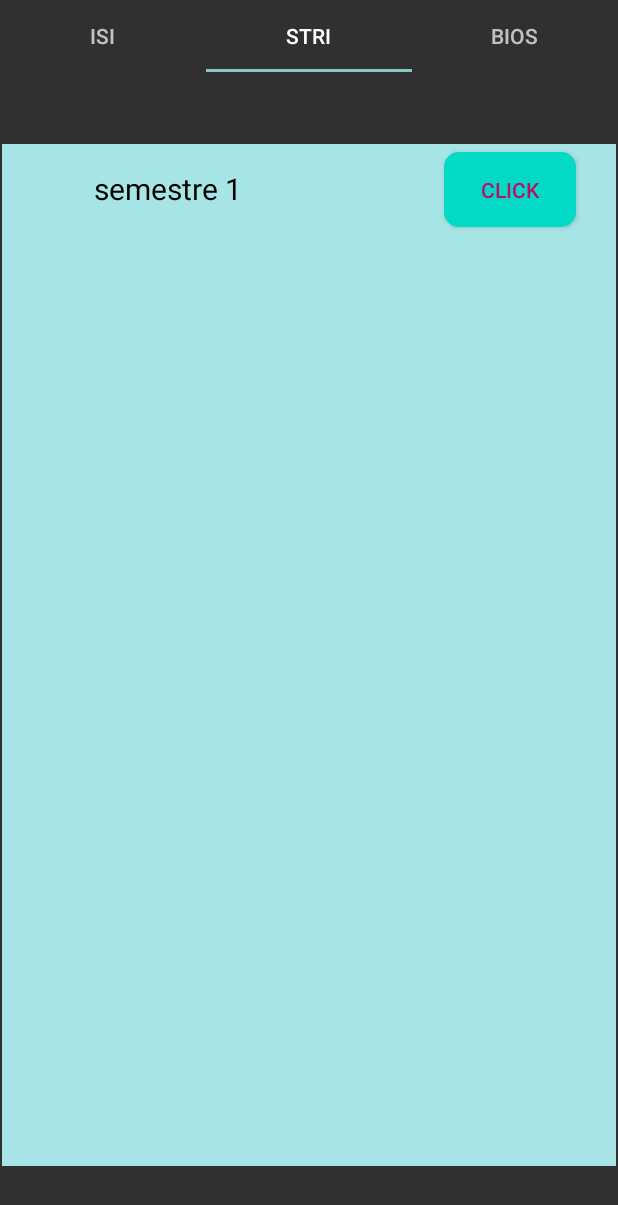
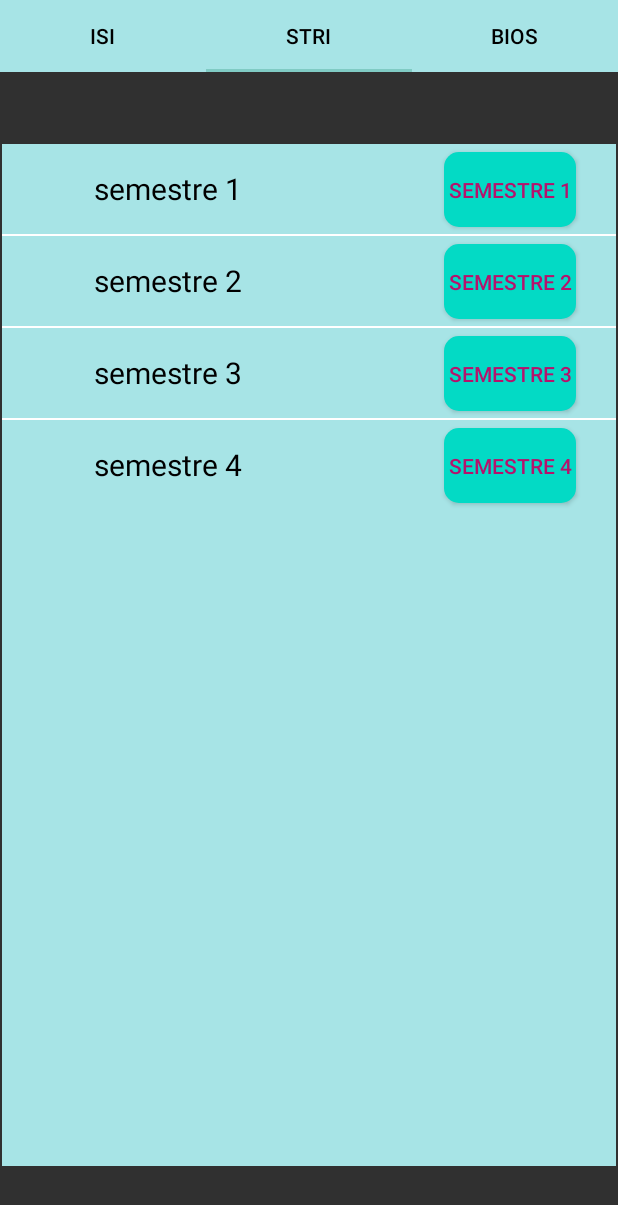
Before and after one commit to Bbirrikhadija/app_fpbm, an Android app: the screen it shows after launch (MainActivity), tab 2 chosen, on a phone screen of 412 x 824 dp. Shown: the top 1205 px of the screen. Run offline under Robolectric (Android 15) with nearby library versions, the phone set to English and light mode, and no system bars; our stand-ins replace Firebase (no records; nobody signed in at launch, a user with empty details on screens opened directly); 3 statements that could not run were skipped.

Commit message:
activity_main.xml

```diff
--- /dev/null
+++ b/app/src/main/java/com/example/testapp/BiosAdapter.java
@@ -0,0 +1,107 @@
+package com.example.testapp;
+
+import android.app.AlertDialog;
+import android.content.Context;
+import android.content.DialogInterface;
+import android.content.Intent;
+import android.net.Uri;
+import android.view.LayoutInflater;
+import android.view.View;
+import android.view.ViewGroup;
+import android.widget.ArrayAdapter;
+import android.widget.Button;
+import android.widget.TextView;
+import android.widget.Toast;
+
+import androidx.annotation.NonNull;
+
+import com.google.firebase.database.DataSnapshot;
+import com.google.firebase.database.DatabaseError;
+import com.google.firebase.database.DatabaseReference;
+import com.google.firebase.database.FirebaseDatabase;
+import com.google.firebase.database.ValueEventListener;
+
+import java.util.ArrayList;
+
+public class BiosAdapter extends ArrayAdapter<String> {
+
+    DatabaseReference database;
+    String message;
+
+    //This is the constructor for MyAdapter: You can edit its second parameter a/c to your requirements
+//I used Array List of strings
+    public BiosAdapter(Context context, ArrayList<String> records){
+        super(context, 0, records);
+
+    }
+
+    @Override
+//Important method: You can write your own code in this function
+//You can set your textview/ button methods
+    public View getView(int position, View convertView, ViewGroup parent){
+        //Get the data item for this position
+        String item = getItem(position);
+        //Check if an existing view is being reused, otherwise inflate the view
+        if(convertView == null){
+            convertView = LayoutInflater.from(getContext()).inflate(R.layout.layout, parent, false);
+        }
+
+
+        Button list_but=(Button)convertView.findViewById(R.id.btn_1);
+        TextView textView = convertView.findViewById(R.id.textView);
+
+
+        textView.setText(item);
+        list_but.setText(item);
+        list_but.setOnClickListener(new View.OnClickListener(){
+            @Override
+            public void onClick(View v){
+
+                database= FirebaseDatabase.getInstance().getReference().child("emploi").child("bios").child(item);
+                database.addListenerForSingleValueEvent(new ValueEventListener() {
+                    @Override
+                    public void onDataChange(@NonNull DataSnapshot dataSnapshot) {
+                        // getting a DataSnapshot for the location at the specified
+                        // relative path and getting in the link variable
+                        message = dataSnapshot.getValue(String.class);
+                        Toast.makeText(getContext(), message, Toast.LENGTH_SHORT).show();
+                    }
+
+                    // this will called when any problem
+// occurs in getting data
+                    @Override
+                    public void onCancelled(@NonNull DatabaseError databaseError) {
+                        // we are showing that error message in toast
+                        Toast.makeText(getContext(), "Error Loading Pdf", Toast.LENGTH_SHORT).show();
+                    }
+                });
+                CharSequence options[] = new CharSequence[]{
+                        "Download",
+                        "View",
+                        "Cancel"
+                };
+                AlertDialog.Builder builder = new AlertDialog.Builder(v.getContext());
+                builder.setTitle("Choose One");
+                builder.setItems(options, new DialogInterface.OnClickListener() {
+                    @Override
+                    public void onClick(DialogInterface dialog, int which) {
+                        // we will be downloading the pdf
+                        if (which == 0) {
+                            Intent intent = new Intent(Intent.ACTION_VIEW, Uri.parse(message));
+                            getContext().startActivity(intent);
+                        }
+                        // We will view the pdf
+                        if (which == 1) {
+                            Intent intent = new Intent(v.getContext(), ViewpdfActivity.class);
+                            intent.putExtra("url", message);
+                            getContext().startActivity(intent);
+                        }
+                    }
+                });
+                builder.show();
+            }
+
+        });
+        return convertView;
+    }
+}
--- a/app/src/main/java/com/example/testapp/EmploiAdapter.java
+++ /dev/null
@@ -1,146 +0,0 @@
-package com.example.testapp;
-
-import android.app.AlertDialog;
-import android.content.Context;
-import android.content.DialogInterface;
-import android.content.Intent;
-import android.net.Uri;
-import android.util.Log;
-import android.view.LayoutInflater;
-import android.view.View;
-import android.view.ViewGroup;
-import android.widget.Button;
-import android.widget.TextView;
-import android.widget.Toast;
-
-import androidx.annotation.NonNull;
-import androidx.recyclerview.widget.RecyclerView;
-
-import com.google.firebase.database.DataSnapshot;
-import com.google.firebase.database.DatabaseError;
-import com.google.firebase.database.DatabaseReference;
-import com.google.firebase.database.FirebaseDatabase;
-import com.google.firebase.database.ValueEventListener;
-
-import java.util.ArrayList;
-import java.util.List;
-
-
-public class EmploiAdapter extends RecyclerView.Adapter<EmploiAdapter.ViewHolder> {
-
-    DatabaseReference database;
-    String message;
-    Context context;
-    private ArrayList<String> mData;
-    private LayoutInflater mInflater;
-    private ItemClickListener mClickListener;
-
-    // data is passed into the constructor
-    public EmploiAdapter(Context context, ArrayList<String> mData) {
-        this.context = context;
-        this.mData = mData;
-    }
-
-    // inflates the row layout from xml when needed
-    @Override
-    public ViewHolder onCreateViewHolder(ViewGroup parent, int viewType) {
-        View view = LayoutInflater.from(context).inflate(R.layout.strilayout, parent, false);
-        return new ViewHolder(view);
-    }
-
-    // binds the data to the TextView in each row
-    @Override
-    public void onBindViewHolder(ViewHolder holder, int position) {
-        String emploi = mData.get(position);
-        holder.myTextView.setText(emploi);
-    }
-    // total number of rows
-    @Override
-    public int getItemCount() {
-        return mData.size();
-    }
-
-
-    // stores and recycles views as they are scrolled off screen
-    public class ViewHolder extends RecyclerView.ViewHolder  {
-        TextView myTextView;
-        Button button;
-        ViewHolder(View itemView) {
-            super(itemView);
-            myTextView = itemView.findViewById(R.id.textView);
-            button=itemView.findViewById(R.id.btn_2);
-
-
-            button.setOnClickListener(new View.OnClickListener() {
-                @Override
-                public void onClick(final View v) {
-                    CharSequence options[] = new CharSequence[]{
-                            "Download",
-                            "View",
-                            "Cancel"
-                    };
-                    AlertDialog.Builder builder = new AlertDialog.Builder(v.getContext());
-                    builder.setTitle("Choose One");
-                    builder.setItems(options, new DialogInterface.OnClickListener() {
-                        @Override
-                        public void onClick(DialogInterface dialog, int which) {
-                            // we will be downloading the pdf
-                            database= FirebaseDatabase.getInstance().getReference().child("emploi").child("stri").child("semestre 1");
-                            database.addListenerForSingleValueEvent(new ValueEventListener() {
-                                @Override
-                                public void onDataChange(@NonNull DataSnapshot dataSnapshot) {
-                                    // getting a DataSnapshot for the location at the specified
-                                    // relative path and getting in the link variable
-                                    message = dataSnapshot.getValue(String.class);
-                                    Toast.makeText(itemView.getContext(), message, Toast.LENGTH_SHORT).show();
-                                }
-
-                                // this will called when any problem
-                                // occurs in getting data
-                                @Override
-                                public void onCancelled(@NonNull DatabaseError databaseError) {
-                                    // we are showing that error message in toast
-                                    Toast.makeText(itemView.getContext(), "Error Loading Pdf", Toast.LENGTH_SHORT).show();
-                                }
-                            });
-
-                            if (which == 0) {
-                                Intent intent = new Intent(Intent.ACTION_VIEW, Uri.parse(message));
-                                itemView.getContext().startActivity(intent);
-                            }
-                            // We will view the pdf
-                            if (which == 1) {
-                                Intent intent = new Intent(v.getContext(), ViewpdfActivity.class);
-                                intent.putExtra("url", message);
-                                itemView.getContext().startActivity(intent);
-                            }
-                        }
-                    });
-                    builder.show();
-                }
-            });
-
-        }
-        public void setDetail(Emploi e){
-            myTextView.setText(e.getNom());
-        }
-
-
-    }
-
-    // convenience method for getting data at click position
-    /*Emploi getItem(int id) {
-        return mData.get(id);
-    }
-
-     */
-    // allows clicks events to be caught
-    void setClickListener(ItemClickListener itemClickListener) {
-        this.mClickListener = itemClickListener;
-    }
-
-    // parent activity will implement this method to respond to click events
-    public interface ItemClickListener {
-        void onItemClick(View view, int position);
-    }
-}
--- /dev/null
+++ b/app/src/main/java/com/example/testapp/StriAdapter.java
@@ -0,0 +1,107 @@
+package com.example.testapp;
+
+import android.app.AlertDialog;
+import android.content.Context;
+import android.content.DialogInterface;
+import android.content.Intent;
+import android.net.Uri;
+import android.view.LayoutInflater;
+import android.view.View;
+import android.view.ViewGroup;
+import android.widget.ArrayAdapter;
+import android.widget.Button;
+import android.widget.TextView;
+import android.widget.Toast;
+
+import androidx.annotation.NonNull;
+
+import com.google.firebase.database.DataSnapshot;
+import com.google.firebase.database.DatabaseError;
+import com.google.firebase.database.DatabaseReference;
+import com.google.firebase.database.FirebaseDatabase;
+import com.google.firebase.database.ValueEventListener;
+
+import java.util.ArrayList;
+
+public class StriAdapter extends ArrayAdapter<String> {
+
+        DatabaseReference database;
+        String message;
+
+//This is the constructor for MyAdapter: You can edit its second parameter a/c to your requirements
+//I used Array List of strings
+public StriAdapter(Context context, ArrayList<String> records){
+        super(context, 0, records);
+
+        }
+
+@Override
+//Important method: You can write your own code in this function
+//You can set your textview/ button methods
+public View getView(int position, View convertView, ViewGroup parent){
+        //Get the data item for this position
+        String item = getItem(position);
+        //Check if an existing view is being reused, otherwise inflate the view
+        if(convertView == null){
+        convertView = LayoutInflater.from(getContext()).inflate(R.layout.layout, parent, false);
+        }
+
+
+        Button list_but=(Button)convertView.findViewById(R.id.btn_1);
+        TextView textView = convertView.findViewById(R.id.textView);
+
+
+        textView.setText(item);
+        list_but.setText(item);
+        list_but.setOnClickListener(new View.OnClickListener(){
+@Override
+public void onClick(View v){
+
+        database= FirebaseDatabase.getInstance().getReference().child("emploi").child("stri").child(item);
+        database.addListenerForSingleValueEvent(new ValueEventListener() {
+@Override
+public void onDataChange(@NonNull DataSnapshot dataSnapshot) {
+        // getting a DataSnapshot for the location at the specified
+        // relative path and getting in the link variable
+        message = dataSnapshot.getValue(String.class);
+        Toast.makeText(getContext(), message, Toast.LENGTH_SHORT).show();
+        }
+
+// this will called when any problem
+// occurs in getting data
+@Override
+public void onCancelled(@NonNull DatabaseError databaseError) {
+        // we are showing that error message in toast
+        Toast.makeText(getContext(), "Error Loading Pdf", Toast.LENGTH_SHORT).show();
+        }
+        });
+        CharSequence options[] = new CharSequence[]{
+        "Download",
+        "View",
+        "Cancel"
+        };
+        AlertDialog.Builder builder = new AlertDialog.Builder(v.getContext());
+        builder.setTitle("Choose One");
+        builder.setItems(options, new DialogInterface.OnClickListener() {
+@Override
+public void onClick(DialogInterface dialog, int which) {
+        // we will be downloading the pdf
+        if (which == 0) {
+        Intent intent = new Intent(Intent.ACTION_VIEW, Uri.parse(message));
+        getContext().startActivity(intent);
+        }
+        // We will view the pdf
+        if (which == 1) {
+        Intent intent = new Intent(v.getContext(), ViewpdfActivity.class);
+        intent.putExtra("url", message);
+        getContext().startActivity(intent);
+        }
+        }
+        });
+        builder.show();
+        }
+
+        });
+        return convertView;
+        }
+        }
--- a/app/src/main/java/com/example/testapp/bios.java
+++ b/app/src/main/java/com/example/testapp/bios.java
@@ -2,63 +2,87 @@ package com.example.testapp;
 
 import android.os.Bundle;
 
+import androidx.annotation.NonNull;
 import androidx.fragment.app.Fragment;
 
+import android.util.Log;
 import android.view.LayoutInflater;
 import android.view.View;
 import android.view.ViewGroup;
+import android.widget.Button;
+import android.widget.ListView;
+import android.widget.Toast;
 
-/**
- * A simple {@link Fragment} subclass.
- * Use the {@link bios#newInstance} factory method to
- * create an instance of this fragment.
- */
+import com.google.firebase.database.DataSnapshot;
+import com.google.firebase.database.DatabaseError;
+import com.google.firebase.database.DatabaseReference;
+import com.google.firebase.database.FirebaseDatabase;
+import com.google.firebase.database.ValueEventListener;
+
+import java.util.ArrayList;
+
+
 public class bios extends Fragment {
+    DatabaseReference database;
+    String message;
+    ListView simpleList;
+    Button callbtn;
+    String List[] = {"semestre 1", "semestre 2", "semestre 3", "semestre 4"};
 
-    // TODO: Rename parameter arguments, choose names that match
-    // the fragment initialization parameters, e.g. ARG_ITEM_NUMBER
-    private static final String ARG_PARAM1 = "param1";
-    private static final String ARG_PARAM2 = "param2";
-
-    // TODO: Rename and change types of parameters
-    private String mParam1;
-    private String mParam2;
-
-    public bios() {
-        // Required empty public constructor
-    }
-
-    /**
-     * Use this factory method to create a new instance of
-     * this fragment using the provided parameters.
-     *
-     * @param param1 Parameter 1.
-     * @param param2 Parameter 2.
-     * @return A new instance of fragment bios.
-     */
-    // TODO: Rename and change types and number of parameters
-    public static bios newInstance(String param1, String param2) {
-        bios fragment = new bios();
-        Bundle args = new Bundle();
-        args.putString(ARG_PARAM1, param1);
-        args.putString(ARG_PARAM2, param2);
-        fragment.setArguments(args);
-        return fragment;
-    }
-
-    @Override
-    public void onCreate(Bundle savedInstanceState) {
-        super.onCreate(savedInstanceState);
-        if (getArguments() != null) {
-            mParam1 = getArguments().getString(ARG_PARAM1);
-            mParam2 = getArguments().getString(ARG_PARAM2);
-        }
-    }
 
     @Override
     public View onCreateView(LayoutInflater inflater, ViewGroup container,
                              Bundle savedInstanceState) {
+        View view;
+        view = inflater.inflate(R.layout.fragment_isi, container, false);
         // Inflate the layout for this fragment
-        return inflater.inflate(R.layout.fragment_bios, container, false);
+        simpleList = (ListView) view.findViewById(R.id.simpleListView);
+        //callbtn= (Button) view.findViewById(R.id.btn_1);
+
+
+        ArrayList<String> myData = new ArrayList<String>();
+
+        myData.add("semestre 1");
+        myData.add("semestre 2");
+        myData.add("semestre 3");
+        myData.add("semestre 4");
+
+        String test = "https://firebasestorage.googleapis.com/v0/b/miniprojet-66ea3.appspot.com/o/EDT_ISI-S1_17-01-2022%20vf.pdf?alt=media&token=9399a94a-1884-459a-b5d5-669e3f75dd7c";
+
+        BiosAdapter adapter = new BiosAdapter(getContext(), myData);
+        simpleList.setAdapter(adapter);
+
+        // ArrayAdapter<String> arrayAdapter = new ArrayAdapter<String>(getContext(), R.layout.layout,R.id.textView ,List);
+        //simpleList.setAdapter(arrayAdapter);
+
+        database=FirebaseDatabase.getInstance().getReference().child("pdf");
+        database.addListenerForSingleValueEvent(new ValueEventListener() {
+            @Override
+            public void onDataChange(@NonNull DataSnapshot dataSnapshot) {
+                // getting a DataSnapshot for the location at the specified
+                // relative path and getting in the link variable
+                message = dataSnapshot.getValue(String.class);
+                Log.d("ibt", message);
+                Toast.makeText(getActivity(), message, Toast.LENGTH_SHORT).show();
+            }
+
+            // this will called when any problem
+            // occurs in getting data
+            @Override
+            public void onCancelled(@NonNull DatabaseError databaseError) {
+                // we are showing that error message in toast
+                Toast.makeText(getContext(), "Error Loading Pdf", Toast.LENGTH_SHORT).show();
+            }
+        });
+
+
+
+
+        // After clicking here alert box will come
+
+
+
+
+        return view;
     }
 }
--- a/app/src/main/java/com/example/testapp/stri.java
+++ b/app/src/main/java/com/example/testapp/stri.java
@@ -12,6 +12,7 @@ import android.view.LayoutInflater;
 import android.view.View;
 import android.view.ViewGroup;
 import android.widget.ArrayAdapter;
+import android.widget.Button;
 import android.widget.ListView;
 import android.widget.Toast;
 
@@ -25,47 +26,67 @@ import java.util.ArrayList;
 import java.util.List;
 
 
-public class stri extends Fragment implements EmploiAdapter.ItemClickListener{
-    EmploiAdapter adapter;
+public class stri extends Fragment{
     DatabaseReference database;
-    RecyclerView recyclerView;
-    ArrayList<String> emploiSemestre = new ArrayList<String>();
+    String message;
+    ListView simpleList;
+    Button callbtn;
+    String List[] = {"semestre 1", "semestre 2", "semestre 3", "semestre 4"};
 
 
     @Override
     public View onCreateView(LayoutInflater inflater, ViewGroup container,
                              Bundle savedInstanceState) {
         View view;
-            view = inflater.inflate(R.layout.fragment_stri, container, false);
+            view = inflater.inflate(R.layout.fragment_isi, container, false);
         // Inflate the layout for this fragment
 
-        recyclerView = view.findViewById(R.id.emploi);
+        simpleList = (ListView) view.findViewById(R.id.simpleListView);
+        //callbtn= (Button) view.findViewById(R.id.btn_1);
 
-        emploiSemestre.add("semestre 1");
-        emploiSemestre.add("semestre 2");
-        emploiSemestre.add("semestre 3");
-        emploiSemestre.add("semestre 4");
 
-        recyclerView.setLayoutManager(new LinearLayoutManager(getActivity(),LinearLayoutManager.VERTICAL,false));
-        //remplir();
-        adapter = new EmploiAdapter(getContext(), emploiSemestre);
-        recyclerView.setAdapter(adapter);
+        ArrayList<String> myData = new ArrayList<String>();
+
+        myData.add("semestre 1");
+        myData.add("semestre 2");
+        myData.add("semestre 3");
+        myData.add("semestre 4");
+
+
+        StriAdapter adapter = new StriAdapter(getContext(), myData);
+        simpleList.setAdapter(adapter);
+
+        // ArrayAdapter<String> arrayAdapter = new ArrayAdapter<String>(getContext(), R.layout.layout,R.id.textView ,List);
+        //simpleList.setAdapter(arrayAdapter);
+
+        database=FirebaseDatabase.getInstance().getReference().child("pdf");
+        database.addListenerForSingleValueEvent(new ValueEventListener() {
+            @Override
+            public void onDataChange(@NonNull DataSnapshot dataSnapshot) {
+                // getting a DataSnapshot for the location at the specified
+                // relative path and getting in the link variable
+                message = dataSnapshot.getValue(String.class);
+                Log.d("ibt", message);
+                Toast.makeText(getActivity(), message, Toast.LENGTH_SHORT).show();
+            }
+
+            // this will called when any problem
+            // occurs in getting data
+            @Override
+            public void onCancelled(@NonNull DatabaseError databaseError) {
+                // we are showing that error message in toast
+                Toast.makeText(getContext(), "Error Loading Pdf", Toast.LENGTH_SHORT).show();
+            }
+        });
+
+
+
+
+        // After clicking here alert box will come
 
 
 
 
         return view;
     }
-   /* private void remplir(){
-        emploiSemestre.add(new Emploi("semestre 1"));
-        emploiSemestre.add(new Emploi("semestre 2"));
-        emploiSemestre.add(new Emploi("semestre 3"));
-        emploiSemestre.add(new Emploi("semestre 4"));
-    }
-
-    */
-
-    @Override
-    public void onItemClick(View view, int position) {
-    }
 }
--- a/app/src/main/res/layout/activity_main.xml
+++ b/app/src/main/res/layout/activity_main.xml
@@ -12,6 +12,8 @@
         android:id="@+id/tabLayout"
         android:layout_width="match_parent"
         android:layout_height="wrap_content"
+        android:background="#A7E4E6"
+        app:tabTextColor="@color/black"
         app:layout_constraintEnd_toEndOf="parent"
         app:layout_constraintHorizontal_bias="0.0"
         app:layout_constraintStart_toStartOf="parent"
@@ -42,6 +44,7 @@ android:id="@+id/viewpager"
 android:layout_width="409dp"
 android:layout_height="681dp"
 android:layout_marginTop="1dp"
+    android:background="#A7E4E6"
 app:layout_constraintBottom_toBottomOf="parent"
 app:layout_constraintEnd_toEndOf="parent"
 app:layout_constraintStart_toStartOf="parent"
--- a/app/src/main/res/layout/fragment_stri.xml
+++ /dev/null
@@ -1,16 +0,0 @@
-<?xml version="1.0" encoding="utf-8"?>
-<LinearLayout xmlns:android="http://schemas.android.com/apk/res/android"
-    xmlns:tools="http://schemas.android.com/tools"
-    android:layout_width="match_parent"
-    android:layout_height="match_parent"
-    tools:context=".stri"
-    android:orientation="vertical">
-
-        <androidx.recyclerview.widget.RecyclerView
-            android:id="@+id/emploi"
-            android:layout_width="match_parent"
-            android:layout_height="match_parent"/>
-
-
-
-</LinearLayout>
```
Also changed, not shown: app/src/main/res/layout/fragment_bios.xml (deleted, +0 -15 lines).
